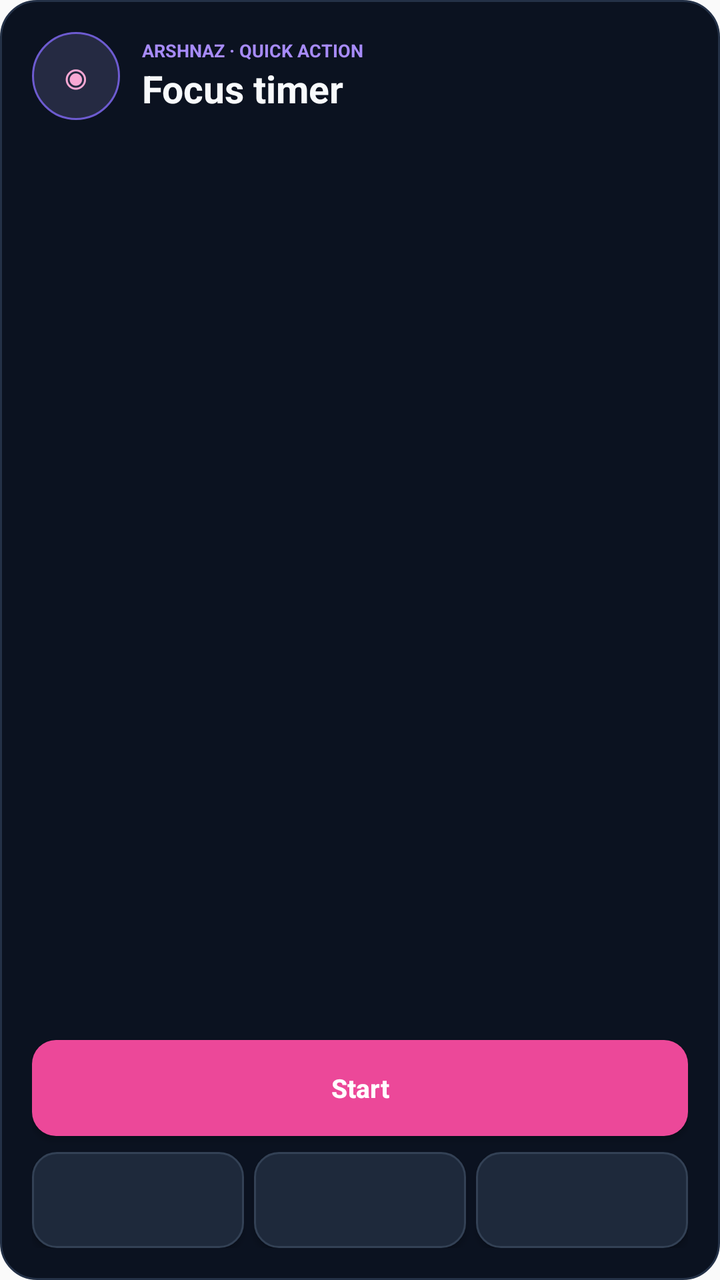
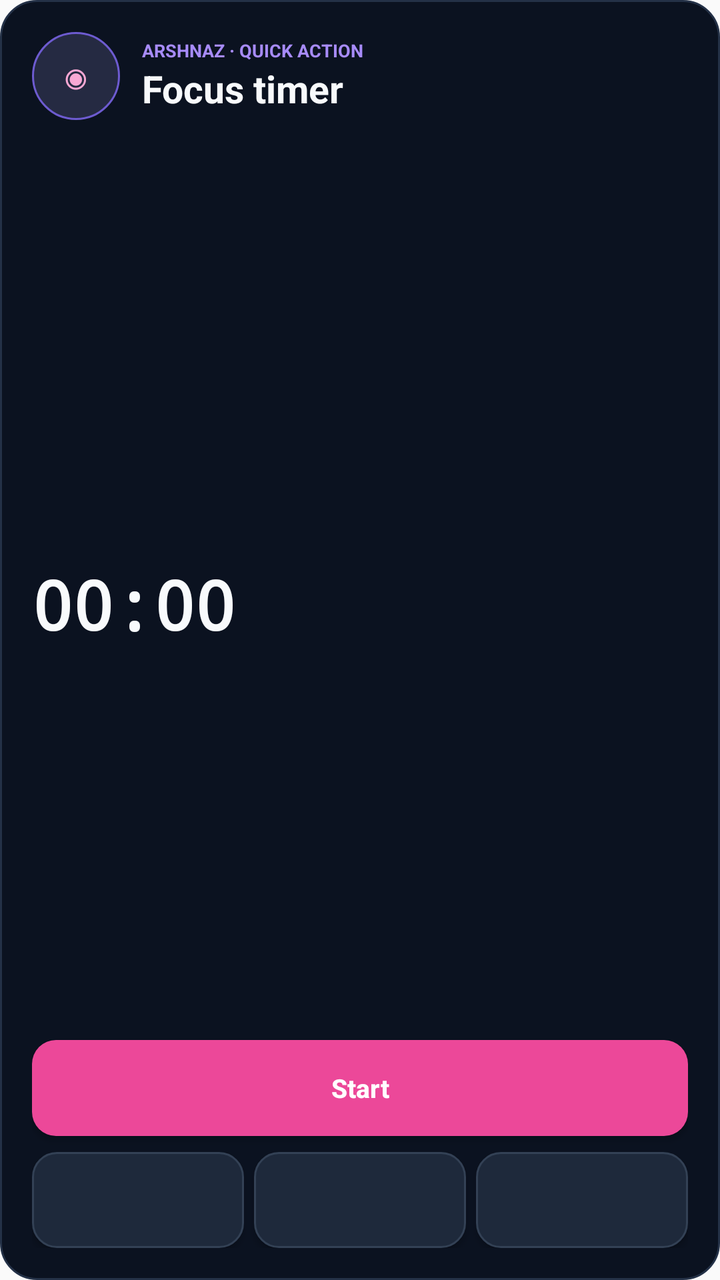

Compare the two renders of this Android layout. The source of the first and the diff that turns it into the second are given below.
<!-- AndroidManifest.xml: application theme AppTheme -->
<!-- res/layout/widget_action_hub.xml -->
<?xml version="1.0" encoding="utf-8"?>
<LinearLayout xmlns:android="http://schemas.android.com/apk/res/android" android:layout_width="match_parent" android:layout_height="match_parent" android:orientation="vertical" android:layoutDirection="ltr" android:padding="16dp" android:background="@drawable/widget_background">
    <LinearLayout android:layout_width="match_parent" android:layout_height="wrap_content" android:orientation="horizontal" android:gravity="center_vertical">
        <TextView android:id="@+id/hub_symbol" android:layout_width="44dp" android:layout_height="44dp" android:gravity="center" android:text="◉" android:textSize="23sp" android:textColor="#F9A8D4" android:background="@drawable/widget_checkbox_background" />
        <LinearLayout android:layout_width="0dp" android:layout_height="wrap_content" android:layout_weight="1" android:layout_marginStart="11dp" android:orientation="vertical">
            <TextView android:layout_width="match_parent" android:layout_height="wrap_content" android:text="ARSHNAZ · QUICK ACTION" android:textColor="#A78BFA" android:textSize="9sp" android:textStyle="bold" />
            <TextView android:id="@+id/hub_title" android:layout_width="match_parent" android:layout_height="wrap_content" android:text="Focus timer" android:textColor="#F8FAFC" android:textSize="19sp" android:textStyle="bold" />
        </LinearLayout>
    </LinearLayout>
    <TextView android:id="@+id/hub_subtitle" android:layout_width="match_parent" android:layout_height="0dp" android:layout_weight="1" android:layout_marginTop="8dp" android:maxLines="2" android:ellipsize="end" android:textColor="#94A3B8" android:textSize="12sp" />
    <Button android:id="@+id/hub_primary" android:layout_width="match_parent" android:layout_height="48dp" android:text="Start" android:textAllCaps="false" android:textColor="#FFFFFF" android:textSize="13sp" android:textStyle="bold" android:background="@drawable/widget_button_background" />
    <LinearLayout android:layout_width="match_parent" android:layout_height="48dp" android:layout_marginTop="8dp" android:orientation="horizontal">
        <Button android:id="@+id/hub_action_one" android:layout_width="0dp" android:layout_height="48dp" android:layout_weight="1" android:minWidth="0dp" android:textAllCaps="false" android:textColor="#DDD6FE" android:textSize="10sp" android:background="@drawable/widget_card_background" />
        <TextView android:layout_width="5dp" android:layout_height="1dp" />
        <Button android:id="@+id/hub_action_two" android:layout_width="0dp" android:layout_height="48dp" android:layout_weight="1" android:minWidth="0dp" android:textAllCaps="false" android:textColor="#DDD6FE" android:textSize="10sp" android:background="@drawable/widget_card_background" />
        <TextView android:layout_width="5dp" android:layout_height="1dp" />
        <Button android:id="@+id/hub_action_three" android:layout_width="0dp" android:layout_height="48dp" android:layout_weight="1" android:minWidth="0dp" android:textAllCaps="false" android:textColor="#DDD6FE" android:textSize="10sp" android:background="@drawable/widget_card_background" />
    </LinearLayout>
</LinearLayout>
<!-- resources referenced by this layout -->
<resources>
  <!-- drawable widget_background (drawable) -->
  <?xml version="1.0" encoding="utf-8"?>
  <shape xmlns:android="http://schemas.android.com/apk/res/android">
      <solid android:color="#0B1220" />
      <corners android:radius="18dp" />
      <stroke android:width="1dp" android:color="#243147" />
  </shape>
  <!-- drawable widget_button_background (drawable) -->
  <?xml version="1.0" encoding="utf-8"?>
  <selector xmlns:android="http://schemas.android.com/apk/res/android">
      <item android:state_pressed="true">
          <shape>
              <solid android:color="#db2777" />
              <corners android:radius="12dp" />
          </shape>
      </item>
      <item>
          <shape>
              <solid android:color="#ec4899" />
              <corners android:radius="12dp" />
          </shape>
      </item>
  </selector>
  <!-- drawable widget_card_background (drawable) -->
  <?xml version="1.0" encoding="utf-8"?>
  <shape xmlns:android="http://schemas.android.com/apk/res/android">
      <solid android:color="#1e293b" />
      <corners android:radius="12dp" />
      <stroke android:width="1dp" android:color="#334155" />
  </shape>
  <!-- drawable widget_checkbox_background (drawable) -->
  <?xml version="1.0" encoding="utf-8"?>
  <selector xmlns:android="http://schemas.android.com/apk/res/android"><item android:state_pressed="true"><shape><solid android:color="#40336C"/><corners android:radius="22dp"/></shape></item><item><shape><solid android:color="#252A42"/><corners android:radius="22dp"/><stroke android:width="1dp" android:color="#6D5BD0"/></shape></item></selector>
  <style name="AppTheme" parent="Theme.AppCompat.Light.DarkActionBar">
          
          <item name="colorPrimary">@color/colorPrimary</item>
          <item name="colorPrimaryDark">@color/colorPrimaryDark</item>
          <item name="colorAccent">@color/colorAccent</item>
      </style>
</resources>

<!-- the commit's change to res/layout/widget_action_hub.xml (unified diff, before → after) -->
@@ -7,7 +7,8 @@
             <TextView android:id="@+id/hub_title" android:layout_width="match_parent" android:layout_height="wrap_content" android:text="Focus timer" android:textColor="#F8FAFC" android:textSize="19sp" android:textStyle="bold" />
         </LinearLayout>
     </LinearLayout>
-    <TextView android:id="@+id/hub_subtitle" android:layout_width="match_parent" android:layout_height="0dp" android:layout_weight="1" android:layout_marginTop="8dp" android:maxLines="2" android:ellipsize="end" android:textColor="#94A3B8" android:textSize="12sp" />
+    <TextView android:id="@+id/hub_subtitle" android:layout_width="match_parent" android:layout_height="wrap_content" android:layout_marginTop="8dp" android:maxLines="2" android:ellipsize="end" android:textColor="#94A3B8" android:textSize="12sp" />
+    <Chronometer android:id="@+id/hub_timer" android:layout_width="match_parent" android:layout_height="0dp" android:layout_weight="1" android:gravity="center_vertical" android:text="25:00" android:textColor="#F8FAFC" android:textSize="34sp" android:textStyle="bold" android:fontFamily="monospace" />
     <Button android:id="@+id/hub_primary" android:layout_width="match_parent" android:layout_height="48dp" android:text="Start" android:textAllCaps="false" android:textColor="#FFFFFF" android:textSize="13sp" android:textStyle="bold" android:background="@drawable/widget_button_background" />
     <LinearLayout android:layout_width="match_parent" android:layout_height="48dp" android:layout_marginTop="8dp" android:orientation="horizontal">
         <Button android:id="@+id/hub_action_one" android:layout_width="0dp" android:layout_height="48dp" android:layout_weight="1" android:minWidth="0dp" android:textAllCaps="false" android:textColor="#DDD6FE" android:textSize="10sp" android:background="@drawable/widget_card_background" />
